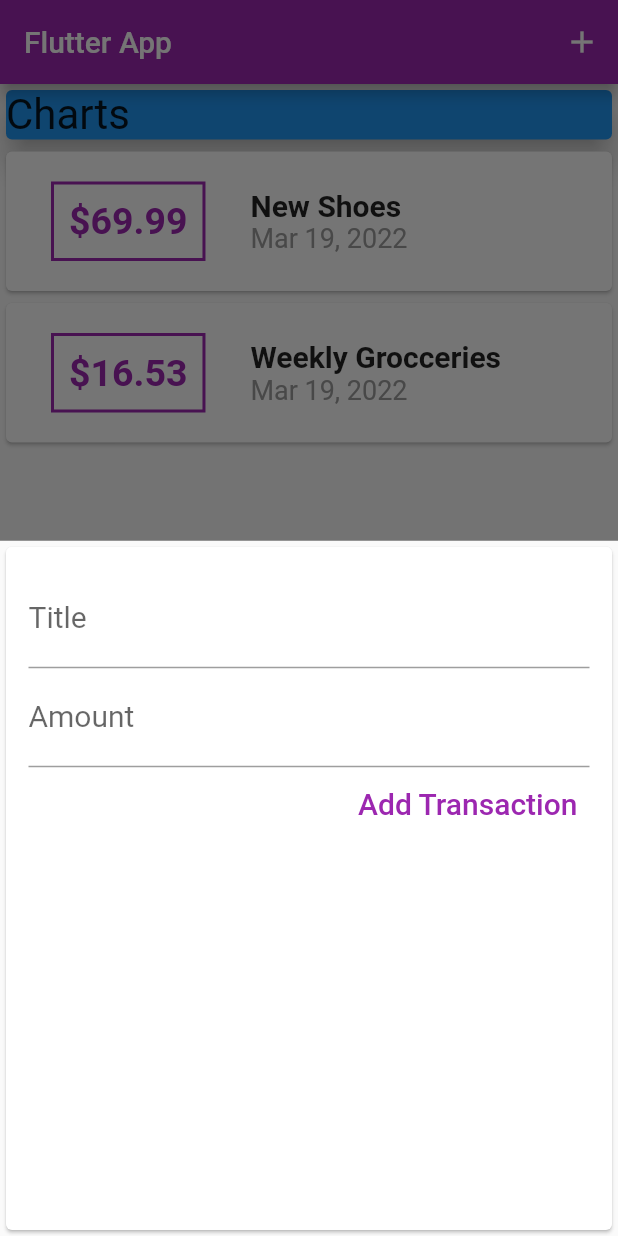
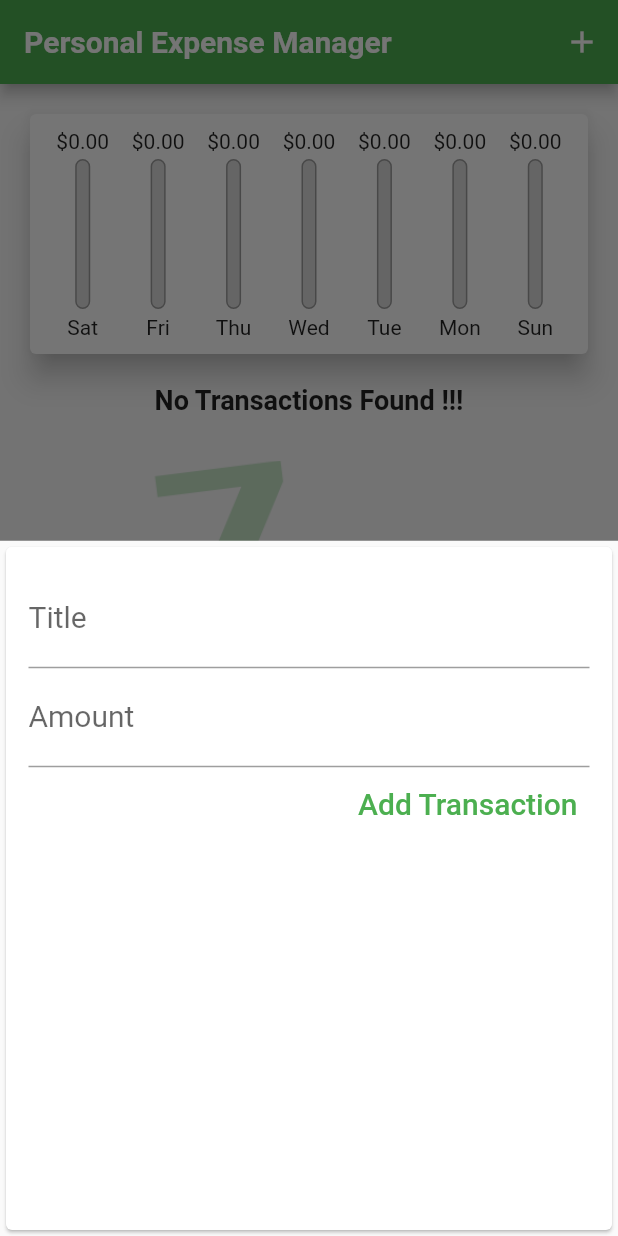
Before and after one commit to karanvatish/expense_manager, a Flutter app: the screen it shows after launch, after a tap on the "add" icon, on a phone screen of 412 x 824 dp. Run offline on Flutter 3.47's test engine with Material 2 defaults, Android fonts, the phone set to English and light mode, and no system bars; Roboto replaces fonts that are missing (OpenSans).

Commit message:
adding charts and Modal for new transactions

```diff
--- a/lib/main.dart
+++ b/lib/main.dart
@@ -3,7 +3,7 @@
 import 'package:expense_manager/widgets/new_transaction.dart';
 import 'package:expense_manager/widgets/transaction_list.dart';
 
-import './widgets/charts.dart';
+import 'widgets/chart.dart';
 import './models/transaction.dart';
 import 'package:flutter/material.dart';
 
@@ -14,10 +14,23 @@ class MyApp extends StatelessWidget {
   @override
   Widget build(BuildContext context) {
     return MaterialApp(
-      title: 'Flutter Demo',
+      title: 'Personal Expense Manager',
       theme: ThemeData(
-        primarySwatch: Colors.purple,
-      ),
+          primarySwatch: Colors.green,
+          fontFamily: 'Quicksand',
+          textTheme: ThemeData.light().textTheme.copyWith(
+                headline6: const TextStyle(
+                  fontFamily: 'OpenSans',
+                  fontWeight: FontWeight.bold,
+                  fontSize: 18,
+                ),
+              ),
+          appBarTheme: const AppBarTheme(
+            titleTextStyle: TextStyle(
+                fontFamily: 'OpenSans',
+                fontSize: 20,
+                fontWeight: FontWeight.bold),
+          )),
       home: MyHomePage(),
     );
   }
@@ -32,14 +45,20 @@ class MyHomePage extends StatefulWidget {
 
 class _MyHomePageState extends State<MyHomePage> {
   final List<Transaction> _userTransactions = [
-    Transaction(
-        id: 't1', amount: 69.99, date: DateTime.now(), title: 'New Shoes'),
-    Transaction(
-        id: 't2',
-        amount: 16.53,
-        date: DateTime.now(),
-        title: 'Weekly Grocceries')
+    // Transaction(
+    //     id: 't1', amount: 69.99, date: DateTime.now(), title: 'New Shoes'),
+    // Transaction(
+    //     id: 't2',
+    //     amount: 16.53,
+    //     date: DateTime.now(),
+    //     title: 'Weekly Grocceries')
   ];
+
+  List<Transaction> get recentTranacrtions {
+    return _userTransactions.where((tx) {
+      return tx.date.isAfter(DateTime.now().subtract(Duration(days: 7)));
+    }).toList();
+  }
 
   void _addNewTransaction(String txTitle, double txAmt) {
     final newTx = Transaction(
@@ -57,7 +76,7 @@ class _MyHomePageState extends State<MyHomePage> {
   void _addNewTransactionModel(BuildContext ctx) {
     showModalBottomSheet(
       context: ctx,
-      builder: (bctx) {
+      builder: (_) {
         return NewTransaction(addNewTransaction: _addNewTransaction);
       },
     );
@@ -67,7 +86,7 @@ class _MyHomePageState extends State<MyHomePage> {
   Widget build(BuildContext context) {
     return Scaffold(
       appBar: AppBar(
-        title: const Text("Flutter App"),
+        title: const Text("Personal Expense Manager"),
         actions: [
           IconButton(
               onPressed: () => _addNewTransactionModel(context),
@@ -75,12 +94,11 @@ class _MyHomePageState extends State<MyHomePage> {
         ],
       ),
       body: SingleChildScrollView(
-        child: Column(
-            crossAxisAlignment: CrossAxisAlignment.stretch,
-            children: [
-              Charts(),
-              TransactionList(transactions: _userTransactions)
-            ]),
+        child:
+            Column(crossAxisAlignment: CrossAxisAlignment.stretch, children: [
+          Charts(transactions: recentTranacrtions),
+          TransactionList(transactions: _userTransactions),
+        ]),
       ),
       floatingActionButtonLocation: FloatingActionButtonLocation.centerFloat,
       floatingActionButton: FloatingActionButton(
--- /dev/null
+++ b/lib/widgets/chart.dart
@@ -0,0 +1,57 @@
+import 'package:expense_manager/models/transaction.dart';
+import 'package:flutter/material.dart';
+import 'package:intl/intl.dart';
+
+import './chart_bar.dart';
+
+class Charts extends StatelessWidget {
+  final List<Transaction> transactions;
+
+  const Charts({Key? key, required this.transactions}) : super(key: key);
+
+  List<Map<String, Object>> get groupedTransactionValues {
+    return List.generate(7, (index) {
+      final weekDay = DateTime.now().subtract(Duration(days: index));
+      double totalSum = 0.0;
+
+      for (var i = 0; i < transactions.length; i++) {
+        if (transactions[i].date.day == weekDay.day &&
+            transactions[i].date.month == weekDay.month &&
+            transactions[i].date.year == weekDay.year) {
+          totalSum += transactions[i].amount;
+        }
+      }
+
+      return {'day': DateFormat.E().format(weekDay), 'amount': totalSum};
+    });
+  }
+
+  double get maxSpending {
+    return groupedTransactionValues.fold(
+        0.0, (sum, item) => sum + (item['amount'] as double));
+  }
+
+  @override
+  Widget build(BuildContext context) {
+    return Card(
+      margin: EdgeInsets.all(20),
+      child: Padding(
+        padding: const EdgeInsets.all(10),
+        child: Row(
+            mainAxisAlignment: MainAxisAlignment.spaceAround,
+            children: groupedTransactionValues.map((data) {
+              return Flexible(
+                fit: FlexFit.tight,
+                child: ChartBar(
+                    label: data['day'].toString(),
+                    spendingAmt: data['amount'] as double,
+                    spendingPct: maxSpending == 0.0
+                        ? 0.0
+                        : (data['amount'] as double) / maxSpending),
+              );
+            }).toList()),
+      ),
+      elevation: 8,
+    );
+  }
+}
--- /dev/null
+++ b/lib/widgets/chart_bar.dart
@@ -0,0 +1,46 @@
+import 'package:flutter/material.dart';
+
+class ChartBar extends StatelessWidget {
+  final String label;
+  final double spendingAmt;
+  final double spendingPct;
+
+  const ChartBar(
+      {Key? key,
+      required this.label,
+      required this.spendingAmt,
+      required this.spendingPct})
+      : super(key: key);
+
+  @override
+  Widget build(BuildContext context) {
+    return Column(
+      children: [
+        FittedBox(child: Text('\$${spendingAmt.toStringAsFixed(2)}')),
+        SizedBox(height: 4),
+        Container(
+          height: 100,
+          width: 10,
+          child: Stack(children: [
+            Container(
+              decoration: BoxDecoration(
+                  border: Border.all(color: Colors.grey, width: 1.0),
+                  color: Color.fromRGBO(220, 220, 220, 1),
+                  borderRadius: BorderRadius.circular(10)),
+            ),
+            FractionallySizedBox(
+              heightFactor: spendingPct,
+              child: Container(
+                decoration: BoxDecoration(
+                    color: Theme.of(context).primaryColor,
+                    borderRadius: BorderRadius.circular(10)),
+              ),
+            )
+          ]),
+        ),
+        SizedBox(height: 4),
+        Text(label)
+      ],
+    );
+  }
+}
--- a/lib/widgets/charts.dart
+++ /dev/null
@@ -1,17 +0,0 @@
-import 'package:flutter/material.dart';
-
-class Charts extends StatelessWidget {
-  const Charts({Key? key}) : super(key: key);
-
-  @override
-  Widget build(BuildContext context) {
-    return Container(
-      width: double.infinity,
-      child: const Card(
-        color: Colors.blue,
-        child: Text('Charts', style: TextStyle(fontSize: 28)),
-        elevation: 8,
-      ),
-    );
-  }
-}
--- a/lib/widgets/new_transaction.dart
+++ b/lib/widgets/new_transaction.dart
@@ -1,20 +1,31 @@
+// ignore_for_file: prefer_const_constructors
+
 import 'package:flutter/material.dart';
 
-class NewTransaction extends StatelessWidget {
+class NewTransaction extends StatefulWidget {
   final Function addNewTransaction;
 
   NewTransaction({Key? key, required this.addNewTransaction}) : super(key: key);
 
+  @override
+  State<NewTransaction> createState() => _NewTransactionState();
+}
+
+class _NewTransactionState extends State<NewTransaction> {
   final titleController = TextEditingController();
+
   final amountController = TextEditingController();
 
   void submitData() {
-    final titleInput = titleController.text;
-    final amountInput = amountController.text;
+    final enteredInput = titleController.text;
+    final enteredAmount = double.parse(amountController.text);
 
-    if (titleInput.isNotEmpty && amountInput.isNotEmpty) {
-      addNewTransaction(titleInput, double.parse(amountInput));
+    if (enteredInput.isEmpty || enteredAmount < 0) {
+      return;
     }
+    widget.addNewTransaction(enteredInput, enteredAmount);
+
+    Navigator.of(context).pop();
   }
 
   @override
@@ -26,16 +37,16 @@ class NewTransaction extends StatelessWidget {
           crossAxisAlignment: CrossAxisAlignment.end,
           children: [
             TextField(
-              decoration: const InputDecoration(labelText: 'Title'),
-              style: const TextStyle(fontSize: 20),
+              decoration: InputDecoration(labelText: 'Title'),
+              style: TextStyle(fontSize: 20),
               controller: titleController,
+              onSubmitted: (_) => submitData(),
             ),
             TextField(
-              decoration: const InputDecoration(labelText: 'Amount'),
-              style: const TextStyle(fontSize: 20),
+              decoration: InputDecoration(labelText: 'Amount'),
+              style: TextStyle(fontSize: 20),
               controller: amountController,
-              keyboardType:
-                  const TextInputType.numberWithOptions(decimal: true),
+              keyboardType: TextInputType.number,
               onSubmitted: (_) => submitData(),
             ),
             TextButton(
--- a/lib/widgets/transaction_list.dart
+++ b/lib/widgets/transaction_list.dart
@@ -12,23 +12,43 @@ class TransactionList extends StatelessWidget {
   Widget build(BuildContext context) {
     return Container(
       height: 750,
-      child: ListView.builder(
+      child: transactions.isEmpty
+          ? Column(
+              children: [
+                Text(
+                  "No Transactions Found !!!",
+                  style: Theme.of(context).textTheme.headline6,
+                ),
+                const SizedBox(height: 30),
+                Container(
+                  height: 500,
+                  child: Image.asset(
+                    'assets/images/waiting.png',
+                    fit: BoxFit.cover,
+                    color: Theme.of(context).primaryColorLight,
+                  ),
+                )
+              ],
+            )
+          : ListView.builder(
               itemBuilder: (ctx, index) {
                 return Card(
                   child: Row(
                     children: [
                       Container(
-                  margin:
-                      const EdgeInsets.symmetric(vertical: 20, horizontal: 30),
+                        margin: const EdgeInsets.symmetric(
+                            vertical: 20, horizontal: 30),
                         decoration: BoxDecoration(
-                      border: Border.all(color: Colors.purple, width: 2)),
+                            border: Border.all(
+                                color: Theme.of(context).primaryColor,
+                                width: 2)),
                         padding: const EdgeInsets.all(10),
                         child: Text(
                           '\$${transactions[index].amount.toStringAsFixed(2)}',
-                    style: const TextStyle(
+                          style: TextStyle(
                               fontSize: 25,
                               fontWeight: FontWeight.bold,
-                        color: Colors.purple),
+                              color: Theme.of(context).primaryColor),
                         ),
                       ),
                       Column(
@@ -36,10 +56,7 @@ class TransactionList extends StatelessWidget {
                         children: [
                           Text(
                             transactions[index].title,
-                      style: const TextStyle(
-                        fontSize: 20,
-                        fontWeight: FontWeight.bold,
-                      ),
+                            style: Theme.of(context).textTheme.headline6,
                           ),
                           Text(
                             DateFormat.yMMMd().format(transactions[index].date),
--- a/lib/widgets/user_transaction.dart
+++ /dev/null
@@ -1,47 +0,0 @@
-import 'package:flutter/foundation.dart';
-import 'package:flutter/material.dart';
-import './new_transaction.dart';
-import 'transaction_list.dart';
-import '../models/transaction.dart';
-
-class UserTransactions extends StatefulWidget {
-  const UserTransactions({Key? key}) : super(key: key);
-
-  @override
-  State<UserTransactions> createState() => _UserTransactionsState();
-}
-
-class _UserTransactionsState extends State<UserTransactions> {
-  final List<Transaction> _userTransactions = [
-    Transaction(
-        id: 't1', amount: 69.99, date: DateTime.now(), title: 'New Shoes'),
-    Transaction(
-        id: 't2',
-        amount: 16.53,
-        date: DateTime.now(),
-        title: 'Weekly Grocceries')
-  ];
-
-  void _addNewTransaction(String txTitle, double txAmt) {
-    final newTx = Transaction(
-      id: DateTime.now().toString(),
-      amount: txAmt,
-      date: DateTime.now(),
-      title: txTitle,
-    );
-
-    setState(() {
-      _userTransactions.add(newTx);
-    });
-  }
-
-  @override
-  Widget build(BuildContext context) {
-    return Column(
-      children: [
-        NewTransaction(addNewTransaction: _addNewTransaction),
-        TransactionList(transactions: _userTransactions),
-      ],
-    );
-  }
-}
```
Also changed, not shown: pubspec.yaml (+13 -5 lines), assets/fonts/OpenSans-Bold.ttf (added), assets/fonts/OpenSans-Regular.ttf (added), assets/fonts/Quicksand-Bold.ttf (added), assets/fonts/Quicksand-Light.ttf (added), assets/fonts/Quicksand-Medium.ttf (added), assets/fonts/Quicksand-Regular.ttf (added), assets/images/waiting.png (added). Lines whose indentation alone changed are shown as unchanged.
